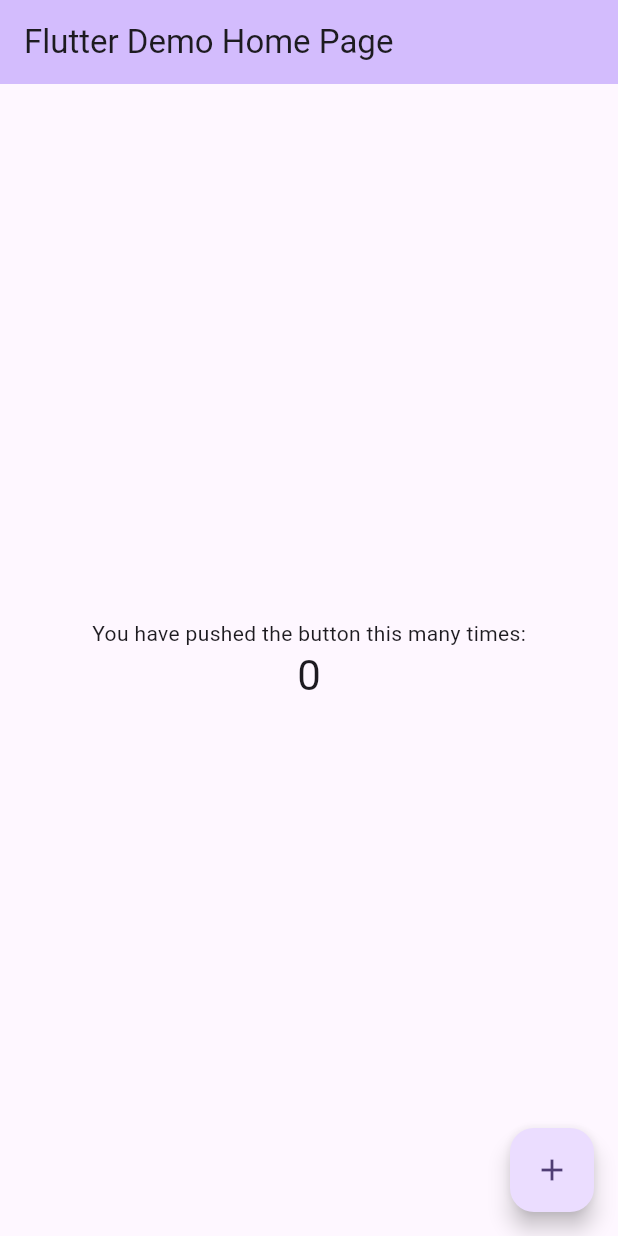
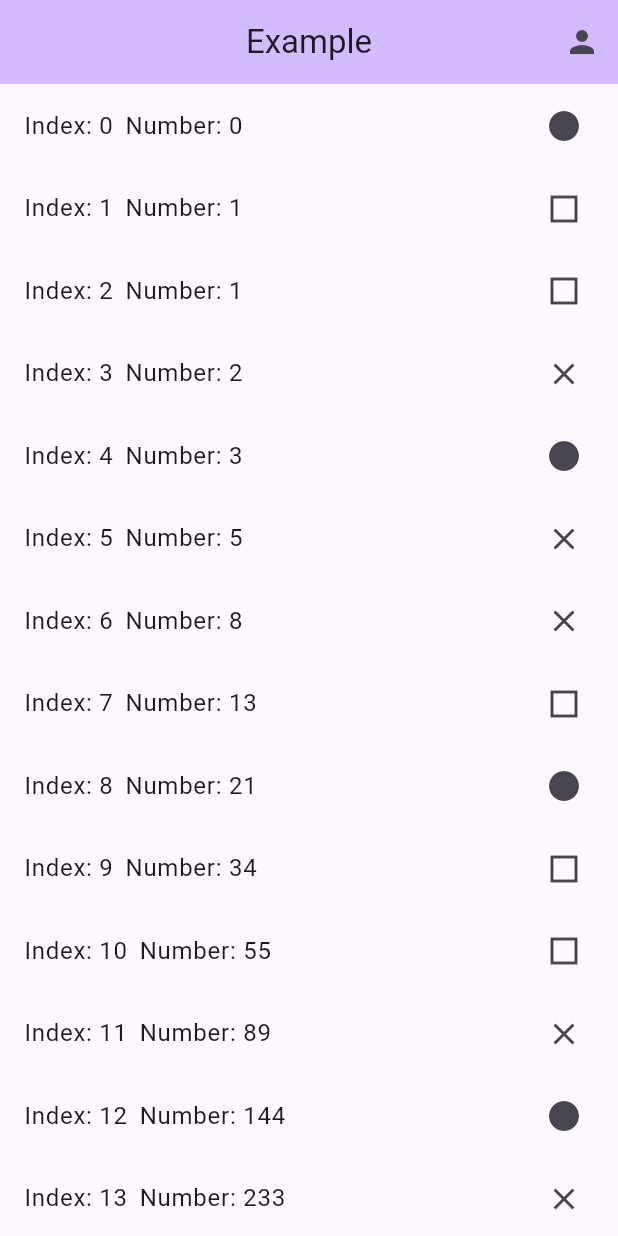
Before and after one commit to SyLiz/mobile_assignment_flutter, a Flutter app: the screen it shows after launch, on a phone screen of 412 x 824 dp. Run offline on Flutter 3.47's test engine with Material 3 defaults, Android fonts, the phone set to English and light mode, and no system bars.

Commit message:
add functional

```diff
--- a/lib/main.dart
+++ b/lib/main.dart
@@ -1,4 +1,6 @@
 import 'package:flutter/material.dart';
+
+import 'ui/fibonacci_scrollable_page.dart';
 
 void main() {
   runApp(const MyApp());
@@ -7,119 +9,15 @@
 class MyApp extends StatelessWidget {
   const MyApp({super.key});
 
-  // This widget is the root of your application.
   @override
   Widget build(BuildContext context) {
     return MaterialApp(
-      title: 'Flutter Demo',
+      title: 'Example',
       theme: ThemeData(
-        // This is the theme of your application.
-        //
-        // TRY THIS: Try running your application with "flutter run". You'll see
-        // the application has a purple toolbar. Then, without quitting the app,
-        // try changing the seedColor in the colorScheme below to Colors.green
-        // and then invoke "hot reload" (save your changes or press the "hot
-        // reload" button in a Flutter-supported IDE, or press "r" if you used
-        // the command line to start the app).
-        //
-        // Notice that the counter didn't reset back to zero; the application
-        // state is not lost during the reload. To reset the state, use hot
-        // restart instead.
-        //
-        // This works for code too, not just values: Most code changes can be
-        // tested with just a hot reload.
         colorScheme: ColorScheme.fromSeed(seedColor: Colors.deepPurple),
         useMaterial3: true,
       ),
-      home: const MyHomePage(title: 'Flutter Demo Home Page'),
+      home: const FibonacciScrollablePage(),
     );
   }
 }
-
-class MyHomePage extends StatefulWidget {
-  const MyHomePage({super.key, required this.title});
-
-  // This widget is the home page of your application. It is stateful, meaning
-  // that it has a State object (defined below) that contains fields that affect
-  // how it looks.
-
-  // This class is the configuration for the state. It holds the values (in this
-  // case the title) provided by the parent (in this case the App widget) and
-  // used by the build method of the State. Fields in a Widget subclass are
-  // always marked "final".
-
-  final String title;
-
-  @override
-  State<MyHomePage> createState() => _MyHomePageState();
-}
-
-class _MyHomePageState extends State<MyHomePage> {
-  int _counter = 0;
-
-  void _incrementCounter() {
-    setState(() {
-      // This call to setState tells the Flutter framework that something has
-      // changed in this State, which causes it to rerun the build method below
-      // so that the display can reflect the updated values. If we changed
-      // _counter without calling setState(), then the build method would not be
-      // called again, and so nothing would appear to happen.
-      _counter++;
-    });
-  }
-
-  @override
-  Widget build(BuildContext context) {
-    // This method is rerun every time setState is called, for instance as done
-    // by the _incrementCounter method above.
-    //
-    // The Flutter framework has been optimized to make rerunning build methods
-    // fast, so that you can just rebuild anything that needs updating rather
-    // than having to individually change instances of widgets.
-    return Scaffold(
-      appBar: AppBar(
-        // TRY THIS: Try changing the color here to a specific color (to
-        // Colors.amber, perhaps?) and trigger a hot reload to see the AppBar
-        // change color while the other colors stay the same.
-        backgroundColor: Theme.of(context).colorScheme.inversePrimary,
-        // Here we take the value from the MyHomePage object that was created by
-        // the App.build method, and use it to set our appbar title.
-        title: Text(widget.title),
-      ),
-      body: Center(
-        // Center is a layout widget. It takes a single child and positions it
-        // in the middle of the parent.
-        child: Column(
-          // Column is also a layout widget. It takes a list of children and
-          // arranges them vertically. By default, it sizes itself to fit its
-          // children horizontally, and tries to be as tall as its parent.
-          //
-          // Column has various properties to control how it sizes itself and
-          // how it positions its children. Here we use mainAxisAlignment to
-          // center the children vertically; the main axis here is the vertical
-          // axis because Columns are vertical (the cross axis would be
-          // horizontal).
-          //
-          // TRY THIS: Invoke "debug painting" (choose the "Toggle Debug Paint"
-          // action in the IDE, or press "p" in the console), to see the
-          // wireframe for each widget.
-          mainAxisAlignment: MainAxisAlignment.center,
-          children: <Widget>[
-            const Text(
-              'You have pushed the button this many times:',
-            ),
-            Text(
-              '$_counter',
-              style: Theme.of(context).textTheme.headlineMedium,
-            ),
-          ],
-        ),
-      ),
-      floatingActionButton: FloatingActionButton(
-        onPressed: _incrementCounter,
-        tooltip: 'Increment',
-        child: const Icon(Icons.add),
-      ), // This trailing comma makes auto-formatting nicer for build methods.
-    );
-  }
-}
--- /dev/null
+++ b/lib/model/fibonacci_model.dart
@@ -0,0 +1,28 @@
+import 'package:flutter/material.dart';
+
+enum FibonacciType { circle, square, cross }
+
+class Fibonacci {
+  final int index;
+  final BigInt number;
+  final FibonacciType? type;
+  bool show;
+
+  Fibonacci(this.index, this.number, this.type, {this.show = true});
+
+  static Widget getIconByType(FibonacciType? type) {
+    switch (type) {
+
+      case FibonacciType.circle:
+    return Icon(Icons.circle);
+
+      case FibonacciType.square:
+    return Icon(Icons.square_outlined);
+
+      case FibonacciType.cross:
+        return Icon(Icons.close);
+      default:
+        return SizedBox();
+    }
+  }
+}
--- /dev/null
+++ b/lib/ui/fibonacci_scrollable_page.dart
@@ -0,0 +1,127 @@
+import 'package:flutter/material.dart';
+import 'package:mobile_assignment_flutter/model/fibonacci_model.dart';
+
+import '../util.dart';
+import 'dialog/bottom_sheet_show_fibo_by_type.dart';
+import 'dialog/popup_about_me.dart';
+
+class FibonacciScrollablePage extends StatefulWidget {
+  const FibonacciScrollablePage({super.key});
+
+  @override
+  State<FibonacciScrollablePage> createState() => _FibonacciScrollablePageState();
+}
+
+class _FibonacciScrollablePageState extends State<FibonacciScrollablePage> {
+  final double itemHeight = 55;
+  final ScrollController _scrollController = ScrollController();
+  Fibonacci? highlightedItem;
+
+  late List<Fibonacci> fibonacciList;
+  List<Fibonacci> cross = [];
+  List<Fibonacci> square = [];
+  List<Fibonacci> circle = [];
+
+  @override
+  void initState() {
+    super.initState();
+    fibonacciList = generateFibonacciList(41);
+  }
+
+  void onTapListTile(Fibonacci fibo) {
+    setState(() {
+      final typeMap = {
+        FibonacciType.circle: circle,
+        FibonacciType.square: square,
+        FibonacciType.cross: cross,
+      };
+
+      typeMap[fibo.type]?.add(fibo);
+      showModalBottomSheetFiboByType(typeMap[fibo.type]!, fibo.index).then((v) {
+        if (v != null) {
+          setState(() {
+            typeMap[fibo.type]?.clear();
+            typeMap[fibo.type]?.addAll(v.$2);
+
+            final filtered = fibonacciList.where((e) => e.show).toList();
+            final index = filtered.indexWhere((e) => e.index == v.$1.index);
+            if (index != -1) {
+              highlightedItem = filtered[index];
+              _scrollController.animateTo(
+                (index - 3) * (itemHeight),
+                duration: Duration(milliseconds: 300),
+                curve: Curves.easeIn,
+              );
+            }
+          });
+        }
+      });
+
+      fibonacciList[fibo.index].show = false;
+    });
+  }
+
+  Future<(Fibonacci, List<Fibonacci>)?> showModalBottomSheetFiboByType(List<Fibonacci> list, int focusIndex) async {
+    return showModalBottomSheet(
+      context: context,
+      isScrollControlled: true,
+      backgroundColor: Colors.transparent,
+      builder: (context) => SizedBox(
+        height: MediaQuery.of(context).size.height * 0.5,
+        child: BottomSheetShowFiboByType(list: list, focusIndex: focusIndex),
+      ),
+    ).then((value) {
+      if (value is (Fibonacci, List<Fibonacci>)) {
+        final fibo = value.$1;
+        setState(() {
+          fibonacciList[fibo.index].show = true;
+        });
+      }
+      return value;
+    });
+  }
+
+  @override
+  Widget build(BuildContext context) {
+    final filtered = fibonacciList.where((e) => e.show).toList();
+    return Scaffold(
+      appBar: AppBar(
+        backgroundColor: Theme.of(context).colorScheme.inversePrimary,
+        centerTitle: true,
+        title: Text("Example"),
+        actions: [
+          IconButton(
+              onPressed: () {
+                showDialog(context: context, builder: (context) => PopupAboutMe());
+              },
+              icon: Icon(Icons.person)),
+        ],
+      ),
+      body: Center(
+        child: ListView.builder(
+          controller: _scrollController,
+          itemCount: filtered.length,
+          itemBuilder: (context, i) {
+            final item = filtered[i];
+            return SizedBox(
+              height: itemHeight,
+              child: ListTile(
+                splashColor: Colors.transparent,
+                onTap: () => onTapListTile(item),
+                tileColor: highlightedItem?.index == item.index ? Colors.red : null,
+                title: Row(
+                  spacing: 8,
+                  children: [
+                    Text("Index: ${item.index}"),
+                    Text("Number: ${item.number}"),
+                  ],
+                ),
+                trailing: Fibonacci.getIconByType(item.type),
+              ),
+            );
+          },
+        ),
+      ),
+    );
+  }
+}
--- /dev/null
+++ b/lib/util.dart
@@ -0,0 +1,25 @@
+import 'model/fibonacci_model.dart';
+
+List<Fibonacci> generateFibonacciList(int count) {
+  List<BigInt> fibNumbers = [BigInt.zero, BigInt.one];
+  for (int i = 2; i < count; i++) {
+    fibNumbers.add(fibNumbers[i - 1] + fibNumbers[i - 2]);
+  }
+
+  return List.generate(count, (i) => Fibonacci(i, fibNumbers[i], getFibonacciType(fibNumbers[i])));
+}
+
+FibonacciType getFibonacciType(BigInt number) {
+  int remainder = (number % BigInt.from(3)).toInt();
+
+  switch (remainder) {
+    case 0:
+      return FibonacciType.circle; // ⭕ Divisible by 3
+    case 1:
+      return FibonacciType.square; // 🔲 Remainder 1
+    case 2:
+      return FibonacciType.cross; // ❎ Remainder 2
+    default:
+      return FibonacciType.cross; // Fallback (should never happen)
+  }
+}
```
Also changed, not shown: lib/ui/dialog/bottom_sheet_show_fibo_by_type.dart (added, +74 -0 lines), lib/ui/dialog/popup_about_me.dart (added, +22 -0 lines).
